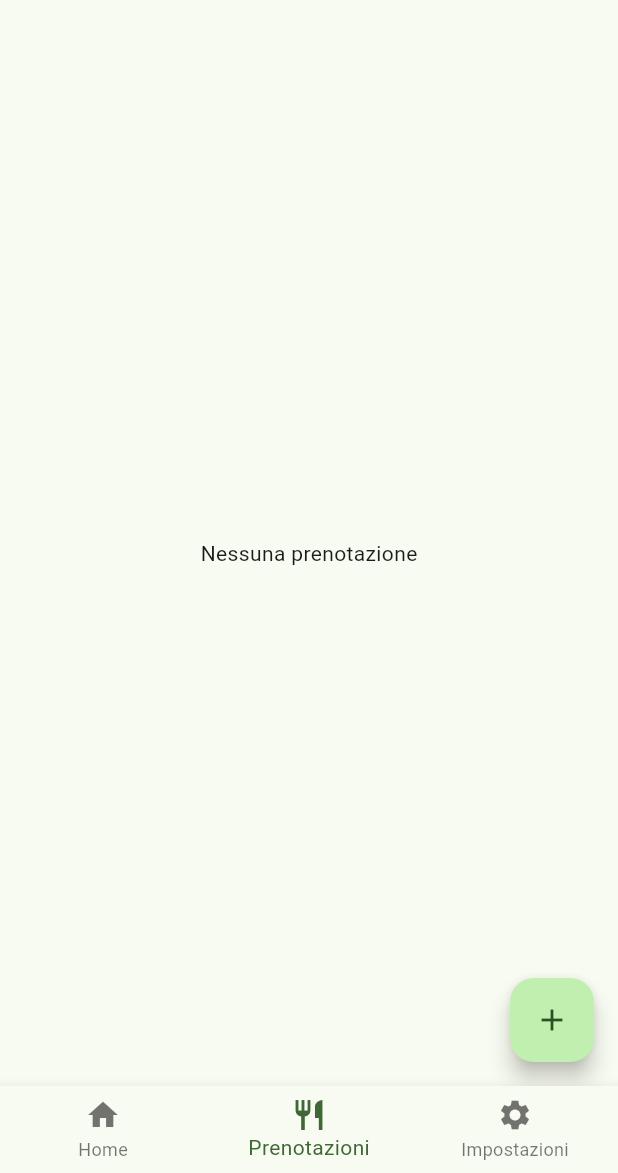
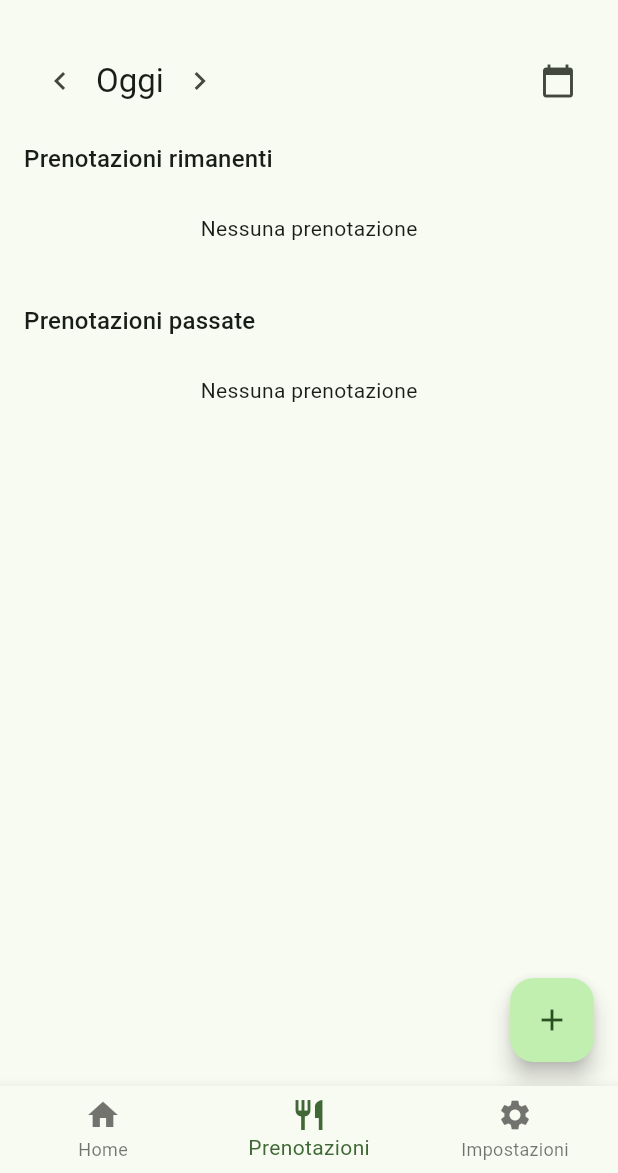
Before and after one commit to Daniele4ciocchi/tabletable, a Flutter app: the screen it shows after launch, item 2 of the bottom bar chosen, on a phone screen of 412 x 824 dp, the part 63-1236 px from its top. Run offline on Flutter 3.47's test engine with Material 3 defaults, Android fonts, the phone set to English and light mode, and no system bars; our stand-ins replace hive_flutter; accounts and stored records are empty.

Commit message:
prende forma

```diff
--- a/lib/presentation/screens/lista_prenotazioni_screen.dart
+++ b/lib/presentation/screens/lista_prenotazioni_screen.dart
@@ -4,7 +4,8 @@ import 'package:tabletable/presentation/screens/modifica_prenotazione_screen.dar
 import '../../data/models/prenotazione.dart';
 import '../../data/repositories/prenotazioni_repository.dart';
 import '../screens/mostra_prenotazione_screen.dart';
-import '../widgets/prenotazione_card.dart';
+import '../widgets/day_selector.dart';
+import '../widgets/prenotazioni_list.dart';
 import 'aggiungi_prenotazione_screen.dart';
 
 class ListaPrenotazioniScreen extends StatefulWidget {
@@ -17,17 +18,40 @@ class ListaPrenotazioniScreen extends StatefulWidget {
 
 class _ListaPrenotazioniScreenState extends State<ListaPrenotazioniScreen> {
   late List<Prenotazione> _prenotazioni;
+  late List<Prenotazione> _prenotazioniPassate;
+  late List<Prenotazione> _prenotazionRimanenti;
+  DateTime _giornoSelezionato = DateTime.now();
 
   @override
   void initState() {
     super.initState();
-    _prenotazioni = PrenotazioniRepository.instance.readToday();
+    fetchPrenotazioni();
   }
 
   void _ricarica() {
     setState(() {
-      _prenotazioni = PrenotazioniRepository.instance.readToday();
+      fetchPrenotazioni();
     });
+  }
+
+  void fetchPrenotazioni() {
+    final adesso = DateTime.now();
+    final soglia = DateTime(
+      _giornoSelezionato.year,
+      _giornoSelezionato.month,
+      _giornoSelezionato.day,
+      adesso.hour,
+      adesso.minute,
+    );
+    _prenotazioni = PrenotazioniRepository.instance.readForDate(
+      _giornoSelezionato,
+    );
+    _prenotazioniPassate = _prenotazioni
+        .where((p) => p.dataOra.isBefore(soglia))
+        .toList();
+    _prenotazionRimanenti = _prenotazioni
+        .where((p) => p.dataOra.isAfter(soglia))
+        .toList();
   }
 
   Future<void> _elimina(int id) async {
@@ -63,20 +87,38 @@ class _ListaPrenotazioniScreenState extends State<ListaPrenotazioniScreen> {
   @override
   Widget build(BuildContext context) {
     return Scaffold(
-      body: _prenotazioni.isEmpty
-          ? const Center(child: Text('Nessuna prenotazione'))
-          : ListView.builder(
-              itemCount: _prenotazioni.length,
-              itemBuilder: (context, index) {
-                final p = _prenotazioni[index];
-                return PrenotazioneCard(
-                  prenotazione: p,
-                  onElimina: () => _elimina(p.id!),
-                  onModifica: () => _modifica(p),
-                  onTap: () => _apriDettagli(p),
-                );
+      body: SingleChildScrollView(
+        padding: const EdgeInsets.all(8),
+        child: Column(
+          crossAxisAlignment: CrossAxisAlignment.start,
+          children: [
+            DaySelector(
+              selectedDate: _giornoSelezionato,
+              onDateChanged: (d) {
+                setState(() {
+                  _giornoSelezionato = d;
+                  fetchPrenotazioni();
+                });
               },
             ),
+            PrenotazioniList(
+              title: 'Prenotazioni rimanenti',
+              items: _prenotazionRimanenti,
+              onModifica: _modifica,
+              onTap: _apriDettagli,
+              onEliminaById: (id) => _elimina(id),
+            ),
+            const SizedBox(height: 16),
+            PrenotazioniList(
+              title: 'Prenotazioni passate',
+              items: _prenotazioniPassate,
+              onModifica: _modifica,
+              onTap: _apriDettagli,
+              onEliminaById: (id) => _elimina(id),
+            ),
+          ],
+        ),
+      ),
       floatingActionButton: FloatingActionButton(
         onPressed: _aggiungi,
         tooltip: 'Aggiungi prenotazione',
--- /dev/null
+++ b/lib/presentation/widgets/day_selector.dart
@@ -0,0 +1,73 @@
+import 'package:flutter/material.dart';
+
+class DaySelector extends StatelessWidget {
+  final DateTime selectedDate;
+  final ValueChanged<DateTime> onDateChanged;
+
+  const DaySelector({
+    super.key,
+    required this.selectedDate,
+    required this.onDateChanged,
+  });
+
+  String _label(DateTime d) {
+    final oggi = DateTime.now();
+    if (d.year == oggi.year && d.month == oggi.month && d.day == oggi.day) {
+      return 'Oggi';
+    }
+    return '${d.day}/${d.month}/${d.year}';
+  }
+
+  @override
+  Widget build(BuildContext context) {
+    return Padding(
+      padding: const EdgeInsets.symmetric(vertical: 8, horizontal: 8),
+      child: Row(
+        children: [
+          IconButton(
+            icon: const Icon(Icons.chevron_left),
+            onPressed: () =>
+                onDateChanged(selectedDate.subtract(const Duration(days: 1))),
+          ),
+          GestureDetector(
+            onTap: () async {
+              final scelto = await showDatePicker(
+                context: context,
+                initialDate: selectedDate,
+                firstDate: DateTime(2020),
+                lastDate: DateTime(2100),
+              );
+              if (scelto != null) {
+                onDateChanged(scelto);
+              }
+            },
+            child: Text(
+              _label(selectedDate),
+              style: Theme.of(context).textTheme.titleLarge,
+            ),
+          ),
+          IconButton(
+            icon: const Icon(Icons.chevron_right),
+            onPressed: () =>
+                onDateChanged(selectedDate.add(const Duration(days: 1))),
+          ),
+          const Spacer(),
+          IconButton(
+            icon: const Icon(Icons.calendar_today),
+            onPressed: () async {
+              final scelto = await showDatePicker(
+                context: context,
+                initialDate: selectedDate,
+                firstDate: DateTime(2020),
+                lastDate: DateTime(2100),
+              );
+              if (scelto != null) {
+                onDateChanged(scelto);
+              }
+            },
+          ),
+        ],
+      ),
+    );
+  }
+}
--- a/lib/presentation/widgets/prenotazione_card.dart
+++ b/lib/presentation/widgets/prenotazione_card.dart
@@ -62,7 +62,7 @@ class _PrenotazioneCardState extends State<PrenotazioneCard> {
             ),
             title: Text(widget.prenotazione.nome),
             subtitle: Text(
-              '${widget.prenotazione.numeroPersone} persone · ${widget.prenotazione.dataOra.day}/${widget.prenotazione.dataOra.month} · ${widget.prenotazione.dataOra.hour}:${widget.prenotazione.dataOra.minute.toString().padLeft(2, '0')}',
+              '${widget.prenotazione.numeroPersone} persone · ${widget.prenotazione.dataOra.day.toString().padLeft(2, '0')}/${widget.prenotazione.dataOra.month.toString().padLeft(2, '0')}/${widget.prenotazione.dataOra.year} · ${widget.prenotazione.dataOra.hour.toString().padLeft(2, '0')}:${widget.prenotazione.dataOra.minute.toString().padLeft(2, '0')}',
             ),
             trailing: Row(
               mainAxisSize: MainAxisSize.min,
--- /dev/null
+++ b/lib/presentation/widgets/prenotazioni_list.dart
@@ -0,0 +1,55 @@
+import 'package:flutter/material.dart';
+
+import '../../data/models/prenotazione.dart';
+import 'prenotazione_card.dart';
+
+typedef PrenotazioneCallback = void Function(Prenotazione p);
+
+class PrenotazioniList extends StatelessWidget {
+  final String title;
+  final List<Prenotazione> items;
+  final PrenotazioneCallback onModifica;
+  final PrenotazioneCallback onTap;
+  final ValueChanged<int> onEliminaById;
+
+  const PrenotazioniList({
+    super.key,
+    required this.title,
+    required this.items,
+    required this.onModifica,
+    required this.onTap,
+    required this.onEliminaById,
+  });
+
+  @override
+  Widget build(BuildContext context) {
+    return Column(
+      crossAxisAlignment: CrossAxisAlignment.start,
+      children: [
+        Padding(
+          padding: const EdgeInsets.symmetric(vertical: 8, horizontal: 8),
+          child: Text(title, style: Theme.of(context).textTheme.titleMedium),
+        ),
+        items.isEmpty
+            ? const Padding(
+                padding: EdgeInsets.all(16),
+                child: Center(child: Text('Nessuna prenotazione')),
+              )
+            : ListView.builder(
+                shrinkWrap: true,
+                physics: const NeverScrollableScrollPhysics(),
+                itemCount: items.length,
+                itemBuilder: (context, index) {
+                  final p = items[index];
+                  return PrenotazioneCard(
+                    prenotazione: p,
+                    onElimina: () => onEliminaById(p.id!),
+                    onModifica: () => onModifica(p),
+                    onTap: () => onTap(p),
+                  );
+                },
+              ),
+      ],
+    );
+  }
+}
```
Also changed, not shown: lib/data/repositories/prenotazioni_repository.dart (+8 -0 lines), lib/presentation/screens/aggiungi_prenotazione_screen.dart (+28 -0 lines), lib/presentation/screens/dati_screen.dart (+22 -14 lines), lib/presentation/screens/modifica_prenotazione_screen.dart (+27 -0 lines), lib/presentation/widgets/info_card.dart (+20 -14 lines).
